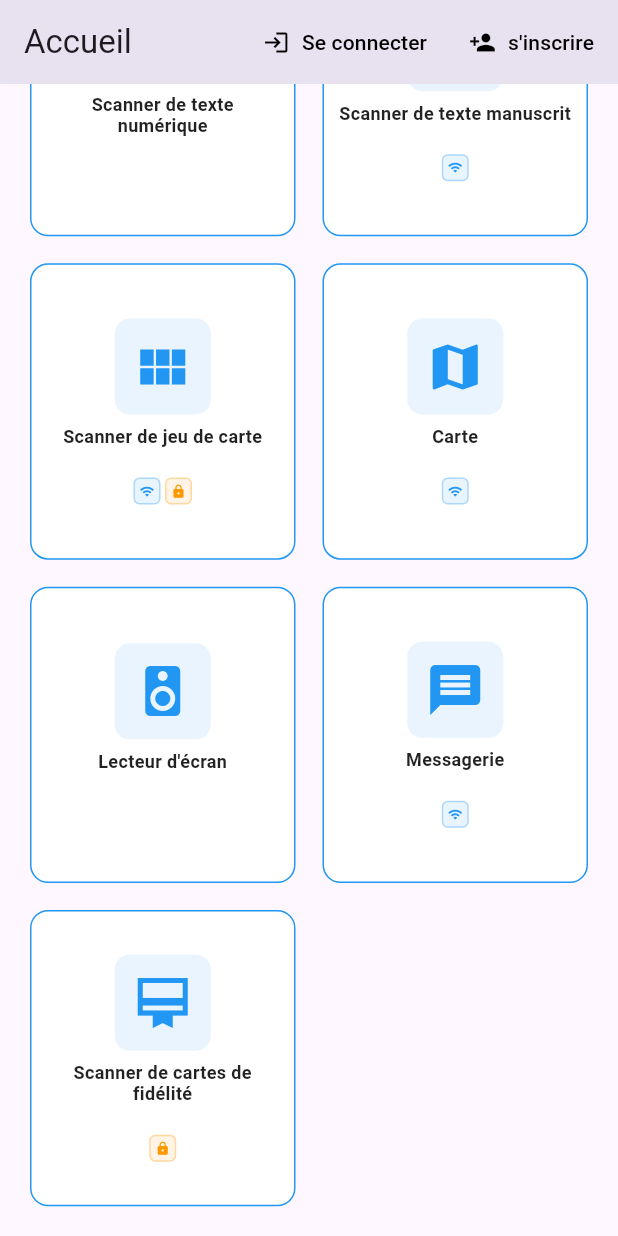
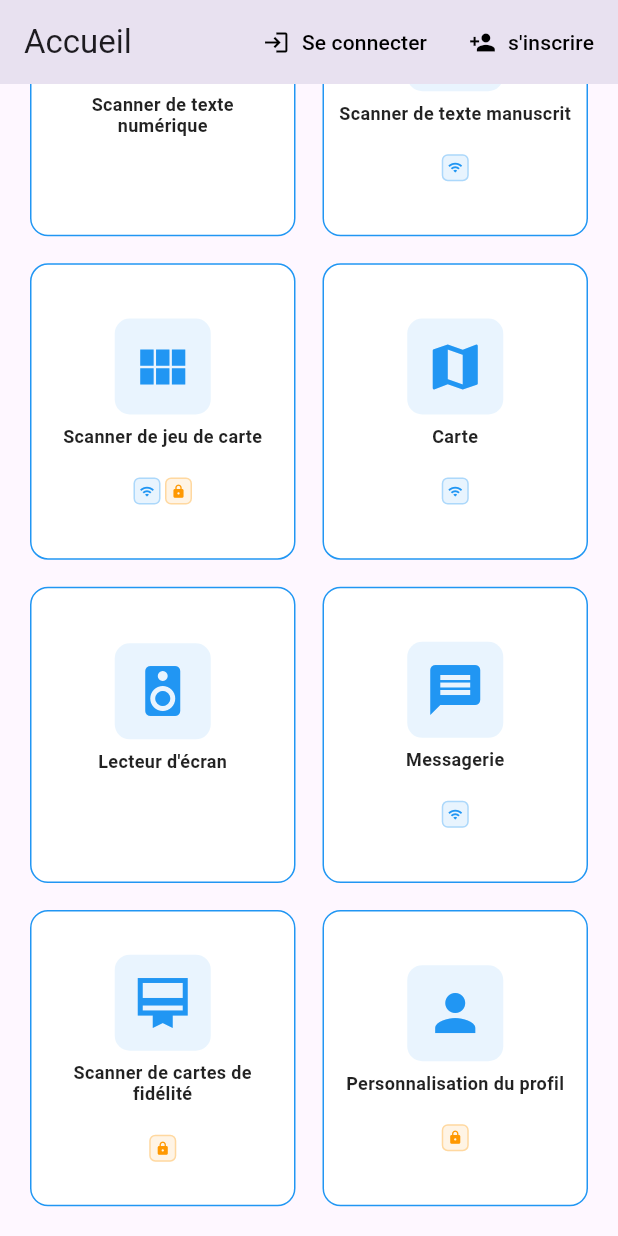
Before and after one commit to CDA6/leodys, a Flutter app: the screen it shows after launch, scrolled down 275 dp, on a phone screen of 412 x 824 dp. Run offline on Flutter 3.47's test engine with Material 3 defaults, Android fonts, the phone set to English and light mode, and no system bars; our stand-ins replace camera, dartz, flutter_dotenv, flutter_map, flutter_tts, geolocator and 10 more; missing offline and left inert: cunning_document_scanner, google_mlkit_text_recognition, manual_speech_to_text, tflite_flutter; accounts and stored records are empty; network calls fail; statements that could not run were skipped.

Commit message:
pulling from develop

```diff
--- a/lib/common/pages/home/presentation/widgets/feature_list.dart
+++ b/lib/common/pages/home/presentation/widgets/feature_list.dart
@@ -3,6 +3,7 @@ import 'package:leodys/common/utils/internet_util.dart';
 import 'package:leodys/features/audio_reader/presentation/pages/reader_screen.dart';
 import 'package:leodys/features/ocr-reader/presentation/screens/handwritten_text_reader_screen.dart';
 import 'package:leodys/features/notification/presentation/pages/notification_dashboard_page.dart';
+import 'package:leodys/features/profile/presentation/profile_screen.dart';
 import 'package:provider/provider.dart';
 import '../../../../../features/cards/presentation/display_cards_screen.dart';
 import '../../../../../features/ocr-reader/presentation/screens/printed_text_reader_screen.dart';
@@ -93,6 +94,17 @@ class FeatureList extends StatelessWidget {
       isAvailable: true,
       color: Colors.blue,
       description: 'Scan de cartes de fidélité.',
+    ),
+
+    AppFeature(
+      name: 'Personnalisation du profil',
+      icon: Icons.person,
+      route: ProfileScreen.route,
+      requiresInternet: false,
+      requiresAuth: true,
+      isAvailable: true,
+      color: Colors.blue,
+      description: 'Personnalisez votre profil',
     ),
   ];
 
--- a/lib/main.dart
+++ b/lib/main.dart
@@ -8,6 +8,7 @@ import 'package:flutter_dotenv/flutter_dotenv.dart';
 import 'package:intl/date_symbol_data_local.dart';
 import 'package:leodys/features/notification/presentation/pages/notification_dashboard_page.dart';
 import 'package:leodys/features/ocr-reader/presentation/viewmodels/handwritten_text_viewmodel.dart';
+import 'package:leodys/features/profile/presentation/profile_screen.dart';
 import 'package:provider/provider.dart';
 import 'package:supabase_flutter/supabase_flutter.dart';
 
@@ -115,7 +116,8 @@ class MyApp extends StatelessWidget {
           ReaderScreen.route: (context) => const ReaderScreen(),
           DocumentsScreen.route: (context) => const DocumentsScreen(),
           // OcrTypeSelectionScreen.route: (context) => const OcrTypeSelectionScreen(),
-          DisplayCardsScreen.route: (context) => const DisplayCardsScreen()
+          DisplayCardsScreen.route: (context) => const DisplayCardsScreen(),
+          ProfileScreen.route: (context) => const ProfileScreen(),
         },
       ),
     );
```
Also changed, not shown: lib/features/profile/domain/user_profile_model.dart (added, +17 -0 lines), lib/features/profile/presentation/profile_screen.dart (added, +84 -0 lines).
